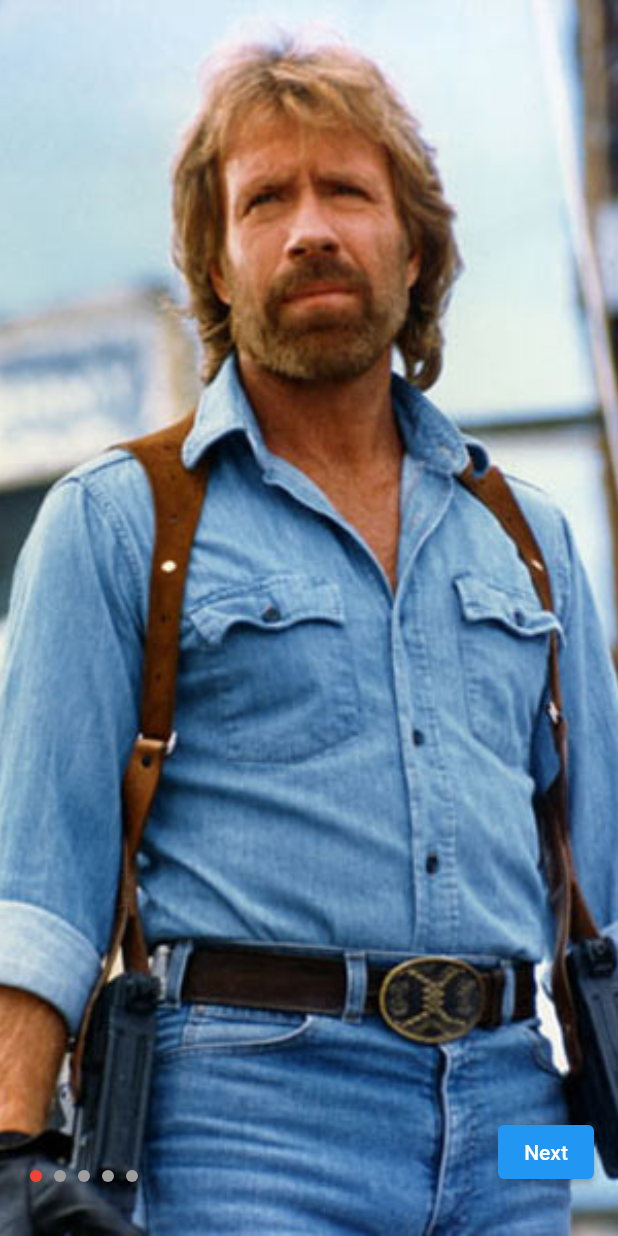
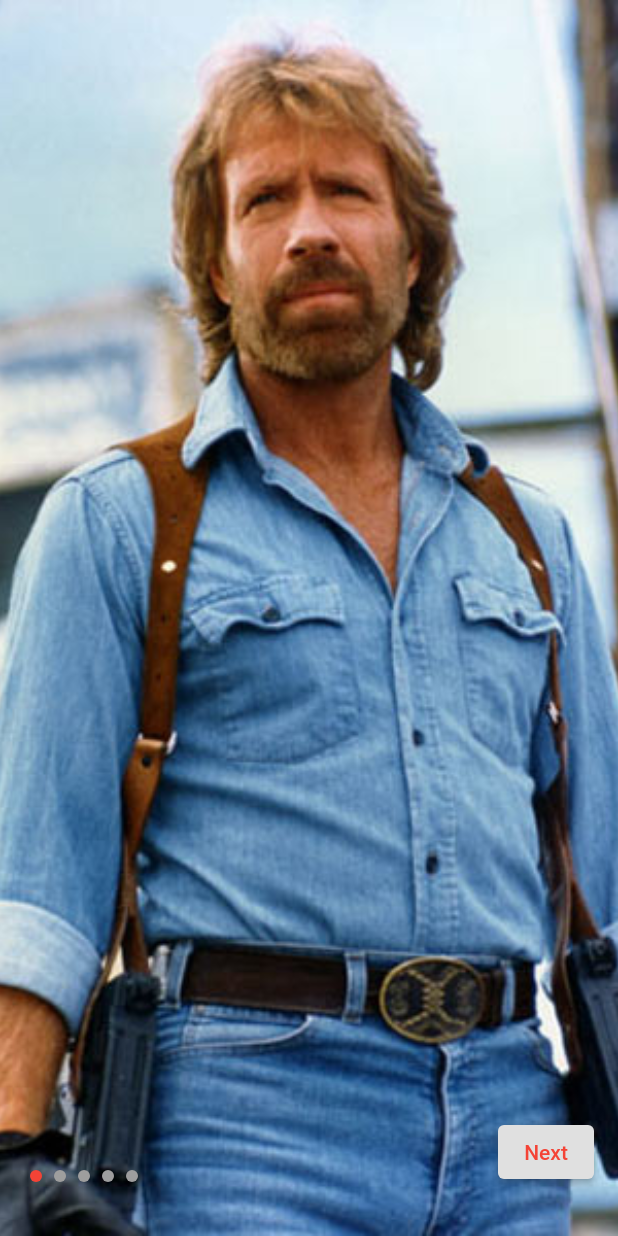
Before and after one commit to aykutonen/chuck_norris_jokes, a Flutter app: the screen it shows after launch, on a phone screen of 412 x 824 dp. Run offline on Flutter 3.47's test engine with Material 2 defaults, Android fonts, the phone set to English and light mode, and no system bars; our stand-ins replace get, get_storage.

Commit message:
tema desteği eklendi.

```diff
--- a/lib/controllers/app_controller.dart
+++ b/lib/controllers/app_controller.dart
@@ -1,10 +1,12 @@
 import 'package:chuck_norris_jokes/core/app_router.dart';
 import 'package:chuck_norris_jokes/services/app_service.dart';
+import 'package:flutter/material.dart';
 import 'package:get/get.dart';
 
 class AppController extends GetxController {
   var hasShowOnboarding = false.obs;
   var hasLoggedIn = false.obs;
+  var themeMode = ThemeMode.system;
 
   final service = Get.put(AppService());
 
@@ -12,6 +14,10 @@ class AppController extends GetxController {
   void onInit() {
     hasShowOnboarding(service.getHasShowOnboarding());
     hasLoggedIn(service.getHasLoggedIn());
+
+    // ThemeMode değerini storage'den çek
+    final _themeModeFromLocal = service.getThemeMode();
+    if (_themeModeFromLocal != null) themeMode = _themeModeFromLocal;
 
     super.onInit();
   }
@@ -33,4 +39,9 @@ class AppController extends GetxController {
     if (hasLoggedIn.isFalse) return AppRouter.login;
     return AppRouter.onboarding;
   }
+
+  void changeThemeMode(ThemeMode mode) {
+    service.saveThemeMode(mode);
+    Get.changeThemeMode(mode);
+  }
 }
--- /dev/null
+++ b/lib/core/theme.dart
@@ -0,0 +1,88 @@
+import 'package:flutter/material.dart';
+import 'package:flutter/services.dart';
+
+class AppTheme {
+  static final _textStyleLight = TextStyle(color: Colors.grey.shade900);
+
+  static ThemeData get lightTheme {
+    return ThemeData.light().copyWith(
+      primaryColor: Colors.red,
+      scaffoldBackgroundColor: Colors.white,
+      textTheme: TextTheme(
+        bodyText1: _textStyleLight,
+        bodyText2: _textStyleLight,
+        button: _textStyleLight,
+        caption: _textStyleLight,
+        overline: _textStyleLight,
+        subtitle1: _textStyleLight,
+        subtitle2: _textStyleLight,
+        headline1: _textStyleLight,
+        headline2: _textStyleLight,
+        headline3: _textStyleLight,
+        headline4: _textStyleLight,
+        headline5: _textStyleLight,
+        headline6: _textStyleLight,
+      ),
+      elevatedButtonTheme: ElevatedButtonThemeData(
+        style: ButtonStyle(
+          backgroundColor: MaterialStateProperty.all(Colors.grey.shade300),
+          foregroundColor: MaterialStateProperty.all(Colors.red),
+        ),
+      ),
+      appBarTheme: AppBarTheme(
+        systemOverlayStyle: SystemUiOverlayStyle.dark,
+        foregroundColor: Colors.red,
+        shadowColor: Colors.transparent,
+        backgroundColor: Colors.transparent,
+      ),
+      brightness: Brightness.light,
+      dividerColor: Colors.grey.shade400,
+      bottomNavigationBarTheme: BottomNavigationBarThemeData(
+        unselectedItemColor: Colors.grey,
+        selectedItemColor: Colors.red,
+      ),
+    );
+  }
+
+  static final _textStyleDark = TextStyle(color: Colors.yellow);
+
+  static ThemeData get darkTheme {
+    return ThemeData.dark().copyWith(
+      primaryColor: Colors.yellow,
+      scaffoldBackgroundColor: Colors.black26,
+      textTheme: TextTheme(
+        bodyText1: _textStyleDark,
+        bodyText2: _textStyleDark,
+        button: _textStyleDark,
+        caption: _textStyleDark,
+        overline: _textStyleDark,
+        subtitle1: _textStyleDark,
+        subtitle2: _textStyleDark,
+        headline1: _textStyleDark,
+        headline2: _textStyleDark,
+        headline3: _textStyleDark,
+        headline4: _textStyleDark,
+        headline5: _textStyleDark,
+        headline6: _textStyleDark,
+      ),
+      elevatedButtonTheme: ElevatedButtonThemeData(
+        style: ButtonStyle(
+          backgroundColor: MaterialStateProperty.all(Colors.grey.shade600),
+          foregroundColor: MaterialStateProperty.all(Colors.yellow),
+        ),
+      ),
+      appBarTheme: AppBarTheme(
+        systemOverlayStyle: SystemUiOverlayStyle.light,
+        foregroundColor: Colors.yellow,
+        shadowColor: Colors.transparent,
+        backgroundColor: Colors.transparent,
+      ),
+      brightness: Brightness.dark,
+      dividerColor: Colors.yellowAccent,
+      bottomNavigationBarTheme: BottomNavigationBarThemeData(
+        unselectedItemColor: Colors.grey,
+        selectedItemColor: Colors.yellow,
+      ),
+    );
+  }
+}
--- a/lib/main.dart
+++ b/lib/main.dart
@@ -1,4 +1,5 @@
 import 'package:chuck_norris_jokes/controllers/app_controller.dart';
+import 'package:chuck_norris_jokes/core/theme.dart';
 import 'package:flutter/material.dart';
 import 'package:get/get.dart';
 import 'package:get_storage/get_storage.dart';
@@ -7,25 +8,30 @@ import 'core/app_router.dart';
 void main() async {
   WidgetsFlutterBinding.ensureInitialized();
   await appInit();
-  runApp(MyApp());
+  runApp(const MyApp());
 }
 
 Future<void> appInit() async {
   await GetStorage.init();
-  // GetStorage().erase();
+  // GetStorage().erase();s
   Get.put(AppController());
 }
 
 class MyApp extends StatelessWidget {
-  // const MyApp({Key? key}) : super(key: key);
+  const MyApp({Key? key}) : super(key: key);
 
   @override
   Widget build(BuildContext context) {
+    final appCtrl = Get.find<AppController>();
+
     return GetMaterialApp(
       title: 'Flutter Demo',
       debugShowCheckedModeBanner: false,
-      initialRoute: Get.find<AppController>().getInitialRoute(),
+      initialRoute: appCtrl.getInitialRoute(),
       getPages: AppRouter.routes,
+      theme: AppTheme.lightTheme,
+      darkTheme: AppTheme.darkTheme,
+      themeMode: appCtrl.themeMode,
     );
   }
 }
--- a/lib/services/app_service.dart
+++ b/lib/services/app_service.dart
@@ -1,8 +1,10 @@
+import 'package:flutter/material.dart';
 import 'package:get_storage/get_storage.dart';
 
 // Keys
 final String _hasShowOnboardingKey = 'has_show_onboarding',
-    _hasLoggedInKey = 'has_logged_in';
+    _hasLoggedInKey = 'has_logged_in',
+    _themeModeKey = 'theme_mode';
 
 class AppService {
   final box = GetStorage();
@@ -19,4 +21,13 @@ class AppService {
   }
 
   bool getHasLoggedIn() => box.read<bool?>(_hasLoggedInKey) ?? false;
+
+  void saveThemeMode(ThemeMode mode) {
+    box.write(_themeModeKey, mode.index);
+  }
+
+  ThemeMode? getThemeMode() {
+    if (box.hasData(_themeModeKey))
+      return ThemeMode.values[box.read(_themeModeKey)];
+  }
 }
--- a/lib/views/dashboard.dart
+++ b/lib/views/dashboard.dart
@@ -12,7 +12,6 @@ class DashboardView extends StatelessWidget {
         title: Obx(() => Text(ctrl.pageTitle)),
       ),
       body: SafeArea(
-        maintainBottomViewPadding: true,
         child: Obx(() => ctrl.currentPage),
       ),
       bottomNavigationBar: Obx(
--- a/lib/views/home.dart
+++ b/lib/views/home.dart
@@ -1,3 +1,4 @@
+import 'package:chuck_norris_jokes/controllers/app_controller.dart';
 import 'package:chuck_norris_jokes/controllers/home_controller.dart';
 import 'package:flutter/material.dart';
 import 'package:get/get.dart';
@@ -26,7 +27,20 @@ class HomeView extends StatelessWidget {
                 )
               : Container(),
         ),
-
+        Container(
+          padding: const EdgeInsets.all(32),
+          child: ElevatedButton(
+            child: Text(
+              'Theme Change',
+            ),
+            onPressed: () {
+              final appCtrl = Get.find<AppController>();
+              Get.isDarkMode
+                  ? appCtrl.changeThemeMode(ThemeMode.light)
+                  : appCtrl.changeThemeMode(ThemeMode.dark);
+            },
+          ),
+        ),
         Container(
           height: Get.height / 4,
           padding: const EdgeInsets.all(24),
@@ -45,7 +59,6 @@ class HomeView extends StatelessWidget {
               icon: Icon(
                 Icons.shuffle,
                 size: 32,
-                color: Colors.green,
               ),
             ),
             Obx(
@@ -56,7 +69,7 @@ class HomeView extends StatelessWidget {
                 icon: Icon(
                   Icons.favorite,
                   size: 32,
-                  color: ctrl.jokeIsLiked ? Colors.red : Colors.grey.shade400,
+                  color: ctrl.jokeIsLiked ? Colors.red : null,
                 ),
               ),
             ),
```
